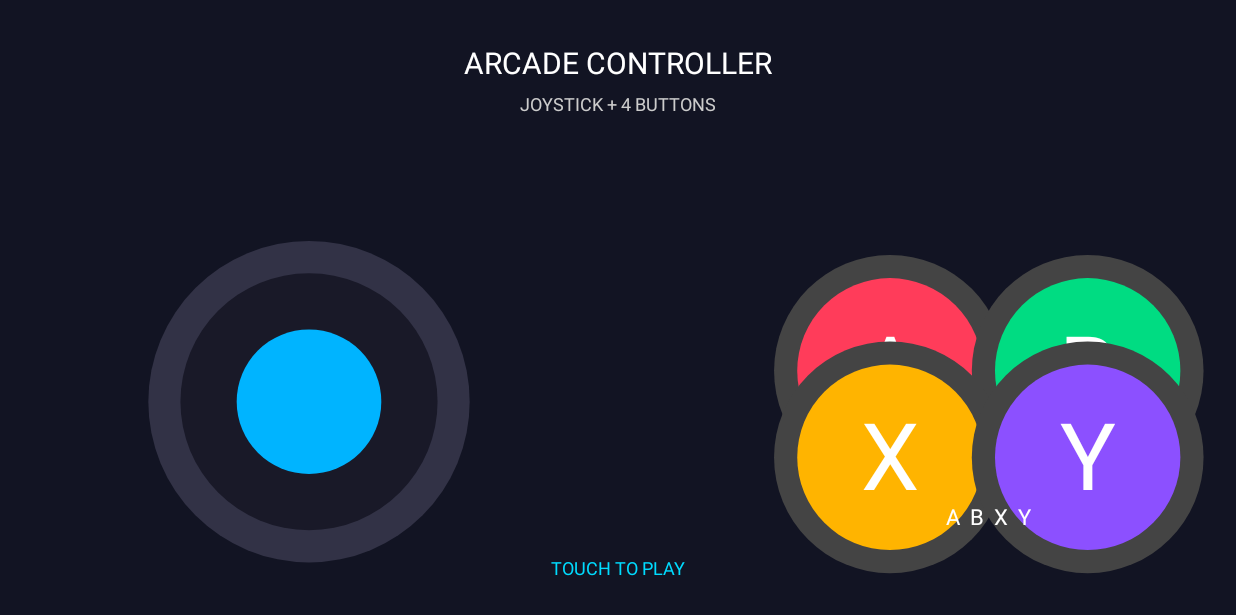
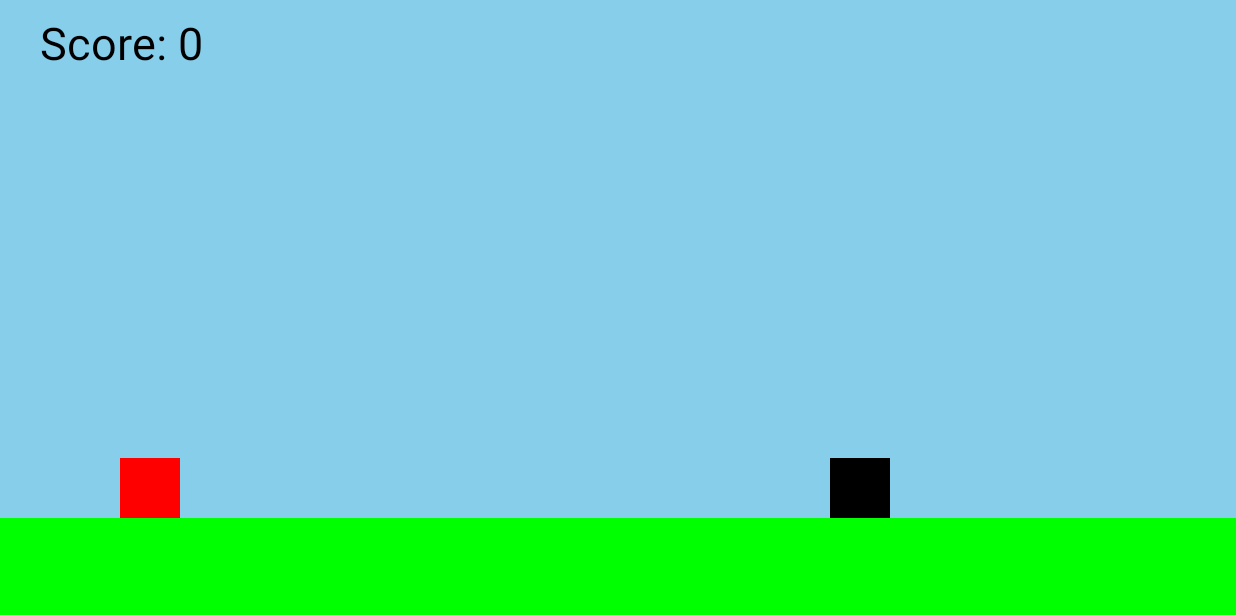
Before and after one commit to pookavreacts-ai/Super-Jump, an Android app: the screen it shows after launch (MainActivity), on a phone screen of 824 x 412 dp (held sideways). Shown: the top 615 px of the screen. Run offline under Robolectric (Android 15) with nearby library versions, the phone set to English and light mode, and no system bars.

Commit message:
Update MainActivity.java

```diff
--- a/app/src/main/java/com/example/quickapp/MainActivity.java
+++ b/app/src/main/java/com/example/quickapp/MainActivity.java
@@ -3,42 +3,32 @@ package com.example.quickapp;
 import android.app.Activity;
 import android.os.Bundle;
 import android.view.View;
-import android.view.MotionEvent;
 import android.graphics.Canvas;
 import android.graphics.Color;
 import android.graphics.Paint;
+import android.view.MotionEvent;
 
 public class MainActivity extends Activity {
 
     @Override
     protected void onCreate(Bundle savedInstanceState) {
         super.onCreate(savedInstanceState);
-        setContentView(new GameView());
+        setContentView(new JumpGame());
     }
 
-    class GameView extends View {
-        Paint p = new Paint(Paint.ANTI_ALIAS_FLAG);
+    class JumpGame extends View {
+        Paint p = new Paint();
+        float playerY, velocity, ground;
+        float obstacleX, obstacleW = 60;
+        float playerX = 120;
+        boolean jumping = false;
+        boolean gameOver = false;
+        int score = 0;
 
-        float joyX, joyY, knobX, knobY, joyR;
-        boolean touchingJoy = false;
-        boolean[] pressed = new boolean[4];
-
-        GameView() {
+        JumpGame() {
             super(MainActivity.this);
-        }
-
-        void circle(Canvas c, float x, float y, float r, int color) {
-            p.setColor(color);
-            p.setStyle(Paint.Style.FILL);
-            c.drawCircle(x, y, r, p);
-        }
-
-        void text(Canvas c, String s, float x, float y, float size, int color) {
-            p.setColor(color);
-            p.setTextSize(size);
-            p.setTextAlign(Paint.Align.CENTER);
-            p.setStyle(Paint.Style.FILL);
-            c.drawText(s, x, y, p);
+            p.setAntiAlias(true);
+            obstacleX = 900;
         }
 
         @Override
@@ -47,125 +37,85 @@ public class MainActivity extends Activity {
 
             float w = getWidth();
             float h = getHeight();
+            ground = h - 100;
 
-            c.drawColor(Color.rgb(18, 20, 35));
+            if (playerY == 0) playerY = ground - 60;
 
-            text(c, "ARCADE CONTROLLER", w/2, h*0.12f,
-                    30, Color.WHITE);
+            // Background
+            c.drawColor(Color.rgb(135, 206, 235));
 
-            text(c, "JOYSTICK + 4 BUTTONS", w/2, h*0.18f,
-                    18, Color.LTGRAY);
+            // Ground
+            p.setColor(Color.GREEN);
+            c.drawRect(0, ground, w, h, p);
 
-            joyX = w*0.25f;
-            joyY = h*0.65f;
-            joyR = w*0.13f;
+            // Player
+            p.setColor(Color.RED);
+            c.drawRect(playerX, playerY, playerX + 60,
+                    playerY + 60, p);
 
-            // Joystick base
-            circle(c, joyX, joyY, joyR, Color.rgb(50,50,70));
-            circle(c, joyX, joyY, joyR*0.8f, Color.rgb(25,25,40));
+            // Obstacle
+            p.setColor(Color.BLACK);
+            c.drawRect(obstacleX, ground - 60,
+                    obstacleX + obstacleW, ground, p);
 
-            // Joystick knob
-            if (!touchingJoy) {
-                knobX = joyX;
-                knobY = joyY;
+            // Score
+            p.setColor(Color.BLACK);
+            p.setTextSize(45);
+            c.drawText("Score: " + score, 40, 60, p);
+
+            if (!gameOver) {
+                velocity += 1.5f;
+                playerY += velocity;
+
+                if (playerY >= ground - 60) {
+                    playerY = ground - 60;
+                    velocity = 0;
+                    jumping = false;
+                }
+
+                obstacleX -= 10;
+
+                if (obstacleX < -obstacleW) {
+                    obstacleX = w + 200;
+                    score++;
+                }
+
+                // Collision
+                if (obstacleX < playerX + 60 &&
+                    obstacleX + obstacleW > playerX &&
+                    playerY + 60 > ground - 60) {
+                    gameOver = true;
+                }
+
+                postInvalidateDelayed(16);
             }
 
-            circle(c, knobX, knobY, joyR*0.45f,
-                    Color.rgb(0,180,255));
-
-            text(c, "JOYSTICK", joyX, joyY+joyR*1.6f,
-                    18, Color.WHITE);
-
-            // Four buttons
-            float bx = w*0.72f;
-            float by = h*0.60f;
-            float br = w*0.075f;
-
-            int[] colors = {
-                Color.rgb(255,60,90),
-                Color.rgb(0,220,130),
-                Color.rgb(255,180,0),
-                Color.rgb(140,80,255)
-            };
-
-            String[] names = {"A","B","X","Y"};
-
-            float[] x = {bx, bx+w*0.16f, bx, bx+w*0.16f};
-            float[] y = {by, by, by+h*0.14f, by+h*0.14f};
-
-            for(int i=0;i<4;i++) {
-                circle(c,x[i],y[i],br*1.25f,Color.DKGRAY);
-                circle(c,x[i],y[i],br,
-                        pressed[i] ? Color.WHITE : colors[i]);
-                text(c,names[i],x[i],y[i]+br*0.35f,
-                        br,Color.WHITE);
+            if (gameOver) {
+                p.setColor(Color.WHITE);
+                p.setTextSize(65);
+                c.drawText("GAME OVER", w/2 - 180, h/2, p);
+                p.setTextSize(35);
+                c.drawText("Tap to Restart", w/2 - 120,
+                        h/2 + 70, p);
             }
-
-            text(c,"A  B  X  Y",w*0.80f,h*0.85f,
-                    22,Color.WHITE);
-
-            text(c,"TOUCH TO PLAY",w/2,h*0.93f,
-                    18,Color.rgb(0,220,255));
         }
 
         @Override
         public boolean onTouchEvent(MotionEvent e) {
-            float w = getWidth();
-            float h = getHeight();
-
-            float bx = w*0.72f;
-            float by = h*0.60f;
-            float br = w*0.075f;
-
-            float[] x = {bx, bx+w*0.16f, bx, bx+w*0.16f};
-            float[] y = {by, by, by+h*0.14f, by+h*0.14f};
-
-            float tx = e.getX();
-            float ty = e.getY();
-
-            if(e.getAction() == MotionEvent.ACTION_DOWN ||
-               e.getAction() == MotionEvent.ACTION_MOVE) {
-
-                touchingJoy = tx < w*0.50f && ty > h*0.35f;
-
-                if(touchingJoy) {
-                    float dx = tx-joyX;
-                    float dy = ty-joyY;
-                    float d = (float)Math.sqrt(dx*dx+dy*dy);
-
-                    if(d > joyR*0.45f) {
-                        dx = dx/d*joyR*0.45f;
-                        dy = dy/d*joyR*0.45f;
-                    }
-
-                    knobX = joyX+dx;
-                    knobY = joyY+dy;
+            if (e.getAction() == MotionEvent.ACTION_DOWN) {
+                if (gameOver) {
+                    gameOver = false;
+                    score = 0;
+                    obstacleX = getWidth() + 200;
+                    playerY = ground - 60;
+                    velocity = 0;
+                } else if (!jumping) {
+                    velocity = -22;
+                    jumping = true;
                 }
-
-                for(int i=0;i<4;i++) {
-                    float dx = tx-x[i];
-                    float dy = ty-y[i];
-                    pressed[i] = Math.sqrt(dx*dx+dy*dy) < br*1.5f;
-                }
-
                 invalidate();
                 return true;
             }
-
-            if(e.getAction() == MotionEvent.ACTION_UP ||
-               e.getAction() == MotionEvent.ACTION_CANCEL) {
-
-                touchingJoy = false;
-                knobX = joyX;
-                knobY = joyY;
-
-                for(int i=0;i<4;i++)
-                    pressed[i] = false;
-
-                invalidate();
-                return true;
-            }
-
             return true;
         }
     }
```
